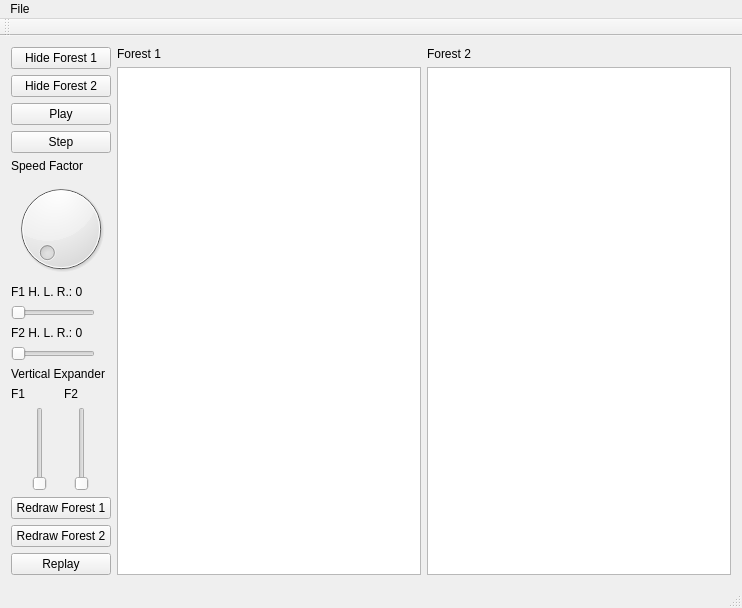
First picture: the form in visual/QTView/mainwindow.ui, repository asminer/meddly, before the edit.
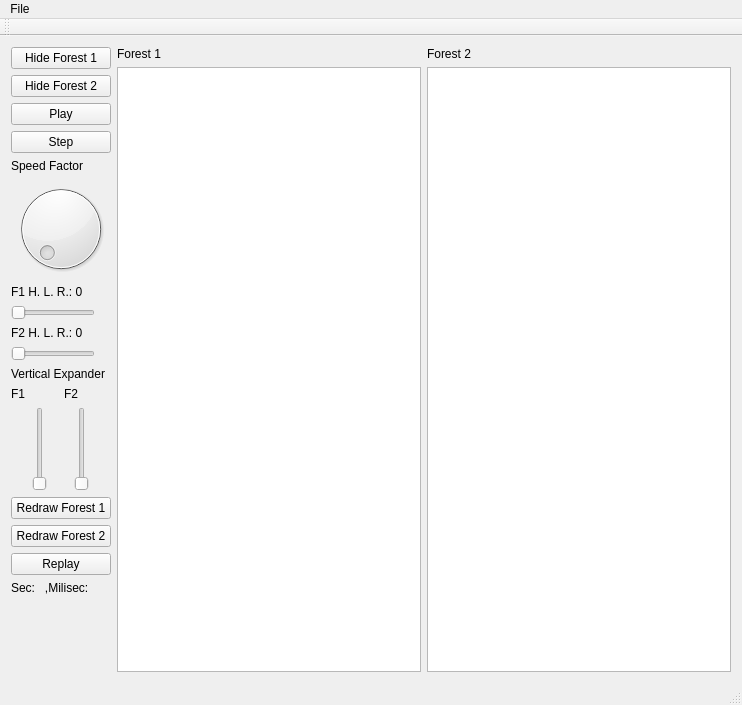
Second picture: the form after the edit.

What changed in the file:
```diff
--- a/visual/QTView/mainwindow.ui
+++ b/visual/QTView/mainwindow.ui
@@ -7,7 +7,7 @@
     <x>0</x>
     <y>0</y>
     <width>742</width>
-    <height>573</height>
+    <height>705</height>
    </rect>
   </property>
   <property name="windowTitle">
@@ -232,6 +232,13 @@
         </property>
        </widget>
       </item>
+      <item>
+       <widget class="QLabel" name="timer">
+        <property name="text">
+         <string>Sec:   ,Milisec: </string>
+        </property>
+       </widget>
+      </item>
       <item>
        <spacer name="verticalSpacer">
         <property name="orientation">
```
Left out of the diff: 2 changed lines with no effect on the pictures.
